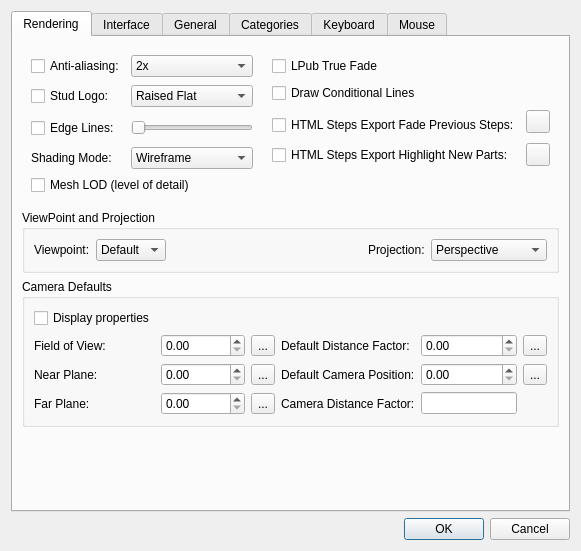
Qt form lclib/qt/lc_qpreferencesdialog.ui (trevorsandy/lpub3d-ci) before a commit.
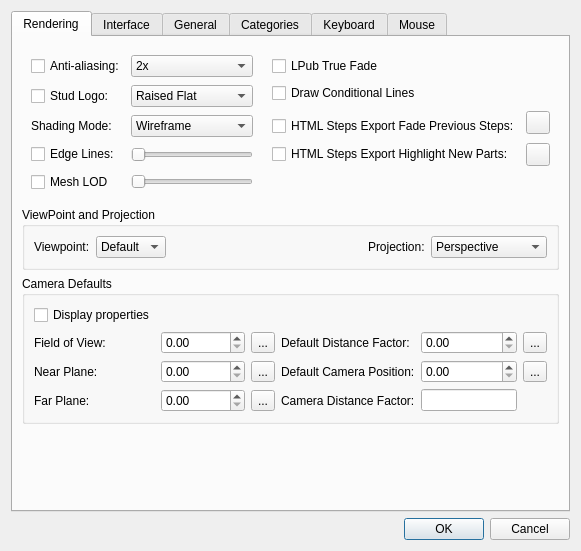
The same form after that commit. Icons and pictures are not drawn.

```diff
--- a/lclib/qt/lc_qpreferencesdialog.ui
+++ b/lclib/qt/lc_qpreferencesdialog.ui
@@ -381,6 +381,16 @@
             </property>
            </spacer>
           </item>
+          <item row="1" column="0" rowspan="2">
+           <widget class="QCheckBox" name="studLogo">
+            <property name="toolTip">
+             <string>Enable LEGO stud logo</string>
+            </property>
+            <property name="text">
+             <string>Stud Logo:</string>
+            </property>
+           </widget>
+          </item>
           <item row="0" column="0">
            <widget class="QCheckBox" name="antiAliasing">
             <property name="toolTip">
@@ -426,16 +436,6 @@
             </item>
            </widget>
           </item>
-          <item row="1" column="0" rowspan="2">
-           <widget class="QCheckBox" name="studLogo">
-            <property name="toolTip">
-             <string>Enable LEGO stud logo</string>
-            </property>
-            <property name="text">
-             <string>Stud Logo:</string>
-            </property>
-           </widget>
-          </item>
           <item row="1" column="3" colspan="2">
            <widget class="QCheckBox" name="ConditionalLines">
             <property name="toolTip">
@@ -453,32 +453,6 @@
             </property>
            </widget>
           </item>
-          <item row="3" column="0" rowspan="2">
-           <widget class="QCheckBox" name="edgeLines">
-            <property name="toolTip">
-             <string>Enable edge lines</string>
-            </property>
-            <property name="text">
-             <string>Edge Lines:</string>
-            </property>
-           </widget>
-          </item>
-          <item row="3" column="1" rowspan="2">
-           <widget class="QSlider" name="LineWidthSlider">
-            <property name="sizePolicy">
-             <sizepolicy hsizetype="Minimum" vsizetype="Fixed">
-              <horstretch>0</horstretch>
-              <verstretch>0</verstretch>
-             </sizepolicy>
-            </property>
-            <property name="orientation">
-             <enum>Qt::Horizontal</enum>
-            </property>
-            <property name="tickPosition">
-             <enum>QSlider::NoTicks</enum>
-            </property>
-           </widget>
-          </item>
           <item row="3" column="2">
            <widget class="QLabel" name="LineWidthLabel">
             <property name="text">
@@ -496,21 +470,47 @@
             </property>
            </widget>
           </item>
-          <item row="4" column="4" rowspan="2">
-           <widget class="QToolButton" name="HighlightNewPartsColor">
+          <item row="0" column="3">
+           <widget class="QCheckBox" name="LPubTrueFade">
+            <property name="toolTip">
+             <string>Make faded parts translucent but do not draw back faces</string>
+            </property>
             <property name="text">
-             <string/>
+             <string>LPub True Fade</string>
             </property>
            </widget>
           </item>
-          <item row="5" column="0">
+          <item row="3" column="0">
            <widget class="QLabel" name="label_3">
             <property name="text">
              <string>Shading Mode:</string>
             </property>
            </widget>
           </item>
-          <item row="5" column="1">
+          <item row="6" column="1">
+           <widget class="QSlider" name="MeshLODSlider">
+            <property name="toolTip">
+             <string>Set mesh level of detail distance</string>
+            </property>
+            <property name="orientation">
+             <enum>Qt::Horizontal</enum>
+            </property>
+           </widget>
+          </item>
+          <item row="6" column="0">
+           <widget class="QCheckBox" name="MeshLOD">
+            <property name="toolTip">
+             <string>Enable switching from high to low level of detail during zoom</string>
+            </property>
+            <property name="statusTip">
+             <string>Enable mesh level of detail</string>
+            </property>
+            <property name="text">
+             <string>Mesh LOD</string>
+            </property>
+           </widget>
+          </item>
+          <item row="3" column="1">
            <widget class="QComboBox" name="ShadingMode">
             <property name="toolTip">
              <string>Select shading mode</string>
@@ -532,7 +532,14 @@
             </item>
            </widget>
           </item>
-          <item row="4" column="3" rowspan="2">
+          <item row="4" column="4">
+           <widget class="QToolButton" name="HighlightNewPartsColor">
+            <property name="text">
+             <string/>
+            </property>
+           </widget>
+          </item>
+          <item row="4" column="3">
            <widget class="QCheckBox" name="HighlightNewParts">
             <property name="toolTip">
              <string>Enable highlight current step parts when exporting HTML Steps</string>
@@ -542,26 +549,36 @@
             </property>
            </widget>
           </item>
-          <item row="6" column="0" colspan="2">
-           <widget class="QCheckBox" name="MeshLOD">
+          <item row="4" column="0">
+           <widget class="QCheckBox" name="edgeLines">
             <property name="toolTip">
-             <string>Enable switching from high to low level of detail during zoom</string>
+             <string>Enable edge lines</string>
             </property>
-            <property name="statusTip">
-             <string>Enable mesh level of detail</string>
-            </property>
             <property name="text">
-             <string>Mesh LOD (level of detail)</string>
+             <string>Edge Lines:</string>
             </property>
            </widget>
           </item>
-          <item row="0" column="3">
-           <widget class="QCheckBox" name="LPubTrueFade">
-            <property name="toolTip">
-             <string>Make faded parts translucent but do not draw back faces</string>
+          <item row="4" column="1">
+           <widget class="QSlider" name="LineWidthSlider">
+            <property name="sizePolicy">
+             <sizepolicy hsizetype="Minimum" vsizetype="Fixed">
+              <horstretch>0</horstretch>
+              <verstretch>0</verstretch>
+             </sizepolicy>
             </property>
+            <property name="orientation">
+             <enum>Qt::Horizontal</enum>
+            </property>
+            <property name="tickPosition">
+             <enum>QSlider::NoTicks</enum>
+            </property>
+           </widget>
+          </item>
+          <item row="6" column="2">
+           <widget class="QLabel" name="MeshLODLabel">
             <property name="text">
-             <string>LPub True Fade</string>
+             <string/>
             </property>
            </widget>
           </item>
```
Left out of the diff: 1 changed line with no effect on the pictures.
